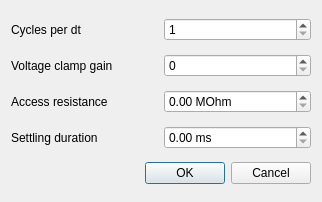
Above: src/gui/rundatadialog.ui from CompEphys-team/rtdo before the change. Below: the same form after it.
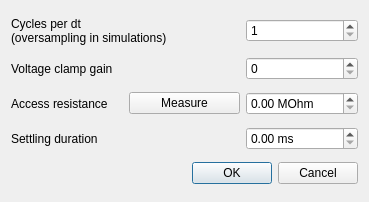
That is the form after the change.

Commit message:
Added access resistance calibration
... with a caveat: Access resistance must include headstage resistance,
which is not measurable in this manner and must therefore be added
by hand.

Patch:
```diff
--- a/src/gui/rundatadialog.ui
+++ b/src/gui/rundatadialog.ui
@@ -6,7 +6,7 @@
    <rect>
     <x>0</x>
     <y>0</y>
-    <width>322</width>
+    <width>369</width>
     <height>202</height>
    </rect>
   </property>
@@ -14,14 +14,7 @@
    <string>RunData</string>
   </property>
   <layout class="QGridLayout" name="gridLayout">
-   <item row="0" column="0">
-    <widget class="QLabel" name="label">
-     <property name="text">
-      <string>Cycles per dt</string>
-     </property>
-    </widget>
-   </item>
-   <item row="0" column="1">
+   <item row="0" column="2">
     <widget class="QSpinBox" name="simCycles">
      <property name="minimum">
       <number>1</number>
@@ -31,58 +24,76 @@
      </property>
     </widget>
    </item>
-   <item row="1" column="0">
-    <widget class="QLabel" name="label_2">
-     <property name="text">
-      <string>Voltage clamp gain</string>
-     </property>
-    </widget>
-   </item>
-   <item row="2" column="0">
-    <widget class="QLabel" name="label_3">
-     <property name="text">
-      <string>Access resistance</string>
-     </property>
-    </widget>
-   </item>
-   <item row="2" column="1">
-    <widget class="QDoubleSpinBox" name="accessResistance">
-     <property name="suffix">
-      <string> MOhm</string>
-     </property>
-     <property name="maximum">
-      <double>999.990000000000009</double>
-     </property>
-    </widget>
-   </item>
-   <item row="3" column="0">
-    <widget class="QLabel" name="label_4">
-     <property name="text">
-      <string>Settling duration</string>
-     </property>
-    </widget>
-   </item>
-   <item row="3" column="1">
+   <item row="3" column="2">
     <widget class="QDoubleSpinBox" name="settleDuration">
      <property name="suffix">
       <string> ms</string>
      </property>
      <property name="maximum">
-      <double>999.990000000000009</double>
+      <double>10000.000000000000000</double>
      </property>
     </widget>
    </item>
-   <item row="4" column="0" colspan="2">
+   <item row="1" column="2">
+    <widget class="QSpinBox" name="clampGain">
+     <property name="maximum">
+      <number>1000000</number>
+     </property>
+    </widget>
+   </item>
+   <item row="4" column="1" colspan="2">
     <widget class="QDialogButtonBox" name="buttonBox">
      <property name="standardButtons">
       <set>QDialogButtonBox::Cancel|QDialogButtonBox::Ok</set>
      </property>
     </widget>
    </item>
-   <item row="1" column="1">
-    <widget class="QSpinBox" name="clampGain">
+   <item row="2" column="2">
+    <widget class="QDoubleSpinBox" name="accessResistance">
+     <property name="suffix">
+      <string> MOhm</string>
+     </property>
      <property name="maximum">
-      <number>1000000</number>
+      <double>999.990000000000009</double>
+     </property>
+    </widget>
+   </item>
+   <item row="2" column="1">
+    <widget class="QPushButton" name="measureResistance">
+     <property name="toolTip">
+      <string>&lt;html&gt;&lt;head/&gt;&lt;body&gt;&lt;p&gt;Ensure current-passing electrode is in saline and stable, and bridge balance is disabled.&lt;/p&gt;&lt;p&gt;Important note: Headstage resistance must be added to the measured value manually!&lt;/p&gt;&lt;/body&gt;&lt;/html&gt;</string>
+     </property>
+     <property name="text">
+      <string>Measure</string>
+     </property>
+    </widget>
+   </item>
+   <item row="2" column="0">
+    <widget class="QLabel" name="label_3">
+     <property name="text">
+      <string>Access resistance</string>
+     </property>
+    </widget>
+   </item>
+   <item row="1" column="0" colspan="2">
+    <widget class="QLabel" name="label_2">
+     <property name="text">
+      <string>Voltage clamp gain</string>
+     </property>
+    </widget>
+   </item>
+   <item row="0" column="0" colspan="2">
+    <widget class="QLabel" name="label">
+     <property name="text">
+      <string>Cycles per dt
+(oversampling in simulations)</string>
+     </property>
+    </widget>
+   </item>
+   <item row="3" column="0" colspan="2">
+    <widget class="QLabel" name="label_4">
+     <property name="text">
+      <string>Settling duration</string>
      </property>
     </widget>
    </item>
```
The commit also changes 4 other files.
